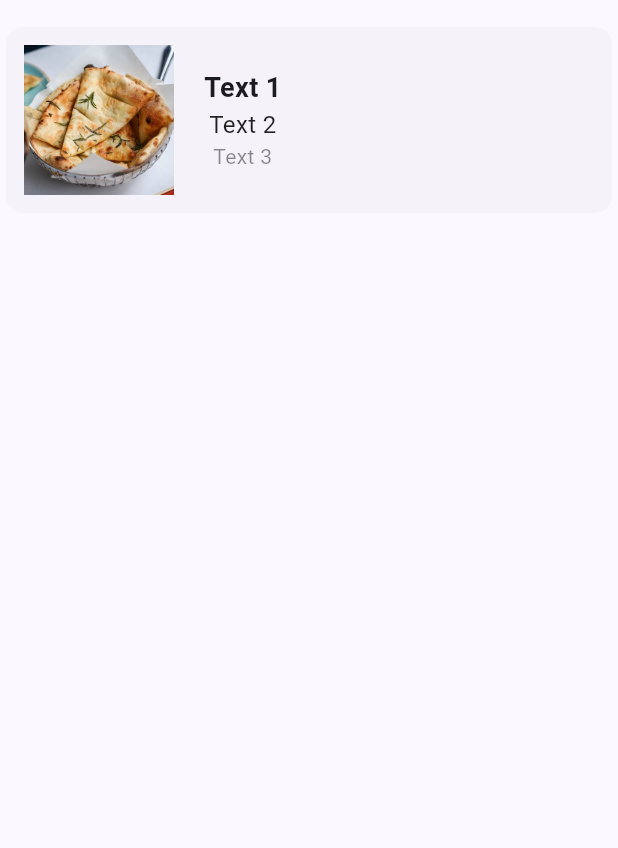
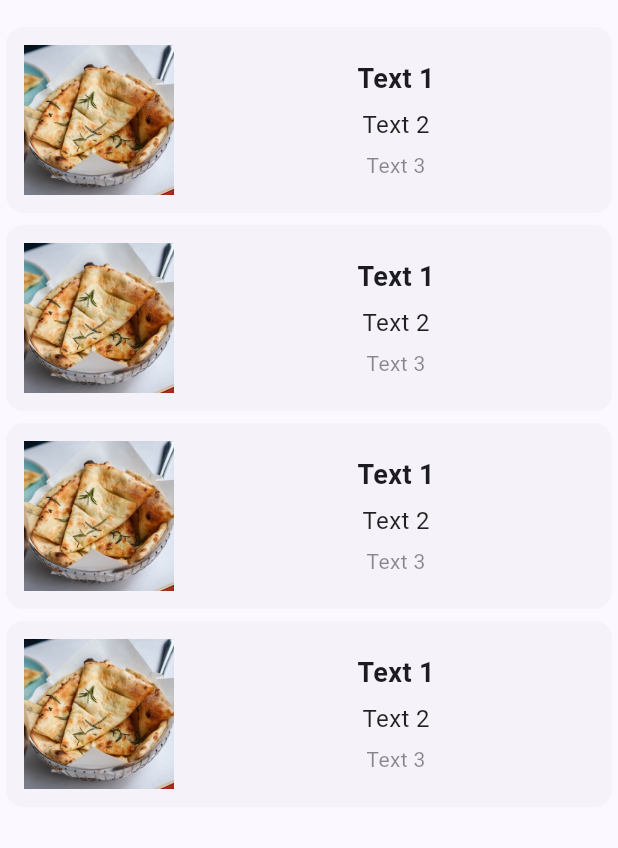
Before and after one commit to Atu141/Pizza_Menu, a Flutter app: the screen it shows after launch, on a phone screen of 412 x 824 dp, the part 63-911 px from its top. Run offline on Flutter 3.47's test engine with Material 3 defaults, Android fonts, the phone set to English and light mode, and no system bars.

Commit message:
Criação do menu_item

```diff
--- /dev/null
+++ b/lib/menu_item.dart
@@ -0,0 +1,56 @@
+import 'package:flutter/material.dart';
+
+class MenuItem extends StatelessWidget {
+  const MenuItem({super.key});
+
+  @override
+  Widget build(BuildContext context) {
+    return Card(
+            elevation: 0,
+            child: Padding(
+              padding: const EdgeInsets.all(12.0),
+              child: Row(
+                children: [
+                  Image.asset(
+                    "images/focaccia.jpg",
+                    width: 100,
+                    height: 100,
+                  ),
+                  SizedBox(
+                    width: 16,
+                  ),
+                  Expanded(
+                    child: Column(
+                      mainAxisAlignment: MainAxisAlignment.start,
+                      children: [
+                        Text(
+                          "Text 1",
+                          style: TextStyle(
+                            fontSize: 18,
+                            fontWeight: FontWeight.bold,
+                          ),
+                        ),
+                        SizedBox(height: 6,),
+                        Text(
+                          "Text 2",
+                          style: TextStyle(
+                            fontSize: 16,
+                            color: Colors.black87,
+                          ),
+                        ),
+                        SizedBox(height: 6,),
+                        Text(
+                          "Text 3",
+                          style: TextStyle(
+                            color: Colors.black45,
+                          ),
+                        ),
+                      ],
+                    ),
+                  ),
+                ],
+              ),
+            ),
+          );
+  }
+}
--- a/lib/pizza_menu.dart
+++ b/lib/pizza_menu.dart
@@ -1,4 +1,5 @@
 import 'package:flutter/material.dart';
+import 'package:pizza_menu/menu_item.dart';
 
 class PizzaMenu extends StatelessWidget {
   const PizzaMenu({super.key});
@@ -11,49 +12,10 @@ class PizzaMenu extends StatelessWidget {
       ),
       body: Column(
         children: [
-          Card(
-            elevation: 0,
-            child: Padding(
-              padding: const EdgeInsets.all(12.0),
-              child: Row(
-                children: [
-                  Image.asset(
-                    "images/focaccia.jpg",
-                    width: 100,
-                    height: 100,
-                  ),
-                  SizedBox(
-                    width: 20,
-                  ),
-                  Column(
-                    mainAxisAlignment: MainAxisAlignment.start,
-                    children: [
-                      Text(
-                        "Text 1",
-                        style: TextStyle(
-                          fontSize: 18,
-                          fontWeight: FontWeight.bold,
-                        ),
-                      ),
-                      Text(
-                        "Text 2",
-                        style: TextStyle(
-                          fontSize: 16,
-                          color: Colors.black87,
-                        ),
-                      ),
-                      Text(
-                        "Text 3",
-                        style: TextStyle(
-                          color: Colors.black45,
-                        ),
-                      ),
-                    ],
-                  ),
-                ],
-              ),
-            ),
-          ),
+          MenuItem(),
+          MenuItem(),
+          MenuItem(),
+          MenuItem(),
         ],
       ),
     );
```
